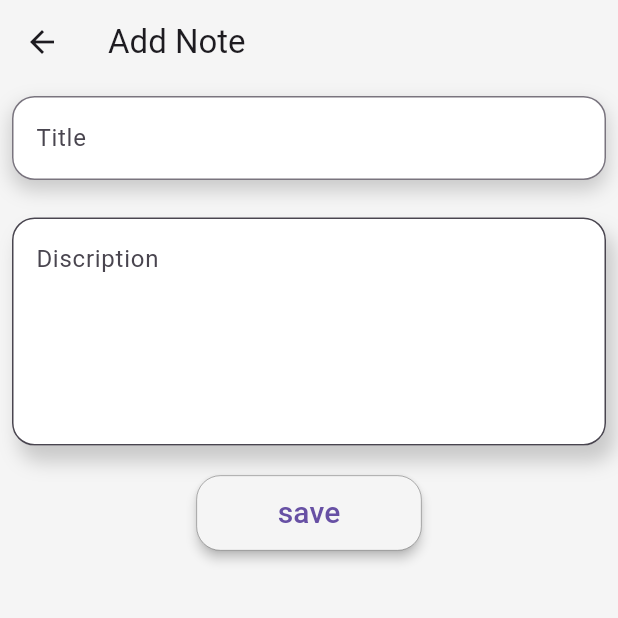
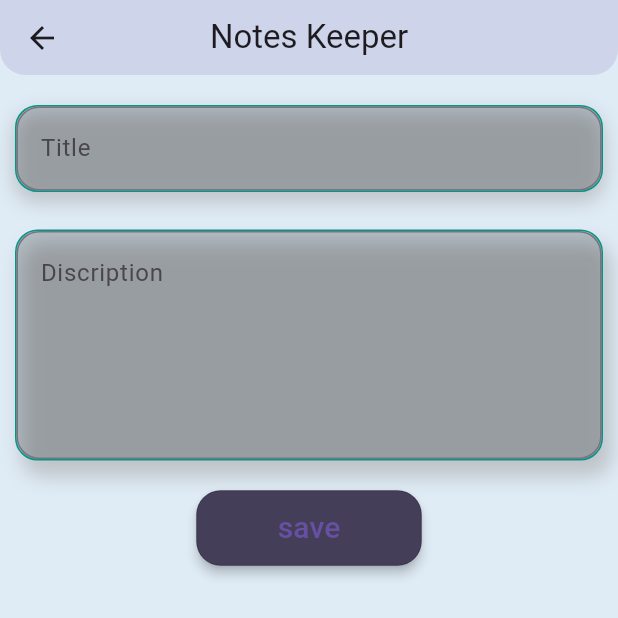
Before and after one commit to MustafaAhmad786/note_keeper-app, a Flutter app: the AddNoteScreen screen opened directly, on a phone screen of 412 x 824 dp, the top half of it. Run offline on Flutter 3.47's test engine with Material 3 defaults, Android fonts, the light colour scheme and no system bars; our stand-ins replace lottie, shared_preferences; accounts and stored records are empty.

Commit message:
customiz app color

```diff
--- /dev/null
+++ b/devtools_options.yaml
@@ -0,0 +1,3 @@
+description: This file stores settings for Dart & Flutter DevTools.
+documentation: https://docs.flutter.dev/tools/devtools/extensions#configure-extension-enablement-states
+extensions:
--- a/lib/main.dart
+++ b/lib/main.dart
@@ -13,11 +13,7 @@ void main() async {
 }
 
 class MyApp extends StatelessWidget {
-   MyApp({super.key});
-final ThemeData lightTheme=ThemeData(
-  brightness: Brightness.dark,
-  primaryColor:Colors.blue,
-);
+  MyApp({super.key});
   @override
   Widget build(BuildContext context) {
     return MaterialApp(
@@ -25,7 +21,7 @@ final ThemeData lightTheme=ThemeData(
         primaryColor: Color(0xFF1976D2),
         scaffoldBackgroundColor: Color(0xFFF5F5F5),
         inputDecorationTheme: InputDecorationTheme(
-          border: OutlineInputBorder(),
+          border: OutlineInputBorder(borderRadius: BorderRadius.circular(15)),
         ),
         textTheme: TextTheme(bodyMedium: TextStyle(color: Colors.black54)),
       ),
--- a/lib/providers/note_provider.dart
+++ b/lib/providers/note_provider.dart
@@ -4,8 +4,6 @@ import 'package:marfah_tech/models/note.dart';
 import 'package:shared_preferences/shared_preferences.dart';
 
 class NoteProvider with ChangeNotifier {
-
-
   List<Note> _notes = [];
 
   List<Note> get notes => _notes;
@@ -27,7 +25,8 @@ class NoteProvider with ChangeNotifier {
     saveNotes();
     notifyListeners();
   }
-    Future<void> saveNotes() async {
+
+  Future<void> saveNotes() async {
     final prefs = await SharedPreferences.getInstance();
     final notesDate = _notes.map((note) => note.toMap()).toList();
     final jsonString = jsonEncode(notesDate);
--- a/lib/screens/add_note_screen.dart
+++ b/lib/screens/add_note_screen.dart
@@ -15,21 +15,34 @@ class AddNoteScreen extends StatelessWidget {
 
   @override
   Widget build(BuildContext context) {
-    return Scaffold(
-      appBar: AppBar(
-        title: Text("Add Note"),
+    return SafeArea(
+      child: Scaffold(
+        extendBodyBehindAppBar: true,
+        appBar: PreferredSize(
+          preferredSize: Size.fromHeight(50),
+          child: ClipRRect(
+            borderRadius: BorderRadius.vertical(bottom: Radius.circular(17)),
+            child: AppBar(
+              elevation: 30,
+              centerTitle: true,
+              title: Text("Notes Keeper"),
               backgroundColor: Colors.transparent,
+            ),
+          ),
         ),
         body: SingleChildScrollView(
           child: Container(
+            color: Colors.blue.withOpacity(0.1),
+            height: MediaQuery.of(context).size.height / 1.0,
             child: Padding(
-            padding: const EdgeInsets.all(8.0),
+              padding: const EdgeInsets.symmetric(vertical: 70, horizontal: 10),
               child: Column(
                 children: [
                   Container(
                     decoration: BoxDecoration(
                       borderRadius: BorderRadius.circular(15),
-                    color: Colors.white,
+                      color: Colors.black.withOpacity(0.2),
+                      border: Border.all(width: 1.0, color: Colors.teal),
                       boxShadow: [
                         BoxShadow(
                           color: Colors.grey.withOpacity(0.5),
@@ -42,10 +55,9 @@ class AddNoteScreen extends StatelessWidget {
                     child: TextFormField(
                       controller: titleController,
                       decoration: InputDecoration(
+                        hintStyle: TextStyle(color: Colors.grey),
                         hintText: "Title",
-                      border: OutlineInputBorder(
-                        borderRadius: BorderRadius.circular(15),
-                      ),
+                        labelText: "Title",
                       ),
                     ),
                   ),
@@ -53,6 +65,9 @@ class AddNoteScreen extends StatelessWidget {
 
                   Container(
                     decoration: BoxDecoration(
+                      borderRadius: BorderRadius.circular(15),
+                      color: Colors.black.withOpacity(0.2),
+                      border: Border.all(width: 1.0, color: Colors.teal),
                       boxShadow: [
                         BoxShadow(
                           color: Colors.grey.withOpacity(0.5),
@@ -61,20 +76,15 @@ class AddNoteScreen extends StatelessWidget {
                           offset: Offset(5, 10),
                         ),
                       ],
-                    color: Colors.white,
-                    borderRadius: BorderRadius.circular(15),
                     ),
                     child: TextFormField(
                       controller: discriptionController,
                       maxLines: 5,
-
                       decoration: InputDecoration(
                         hintText: "Discription",
-                      filled: true,
-                      fillColor: Colors.white,
-                      border: OutlineInputBorder(
-                        borderRadius: BorderRadius.circular(15),
-                      ),
+                        hintStyle: TextStyle(color: Colors.grey),
+                        labelText: "Discription",
+                        alignLabelWithHint: true,
                       ),
                     ),
                   ),
@@ -82,9 +92,9 @@ class AddNoteScreen extends StatelessWidget {
                   ElevatedButton(
                     onPressed: () {
                       if (titleController.text.trim().isEmpty) {
-                      ScaffoldMessenger.of(
-                        context,
-                      ).showSnackBar(SnackBar(content: Text("Title require")));
+                        ScaffoldMessenger.of(context).showSnackBar(
+                          SnackBar(content: Text("Title require")),
+                        );
                       } else {
                         final newNotes = Note(
                           title: titleController.text,
@@ -100,7 +110,7 @@ class AddNoteScreen extends StatelessWidget {
                     child: Text("save", style: TextStyle(fontSize: 20)),
 
                     style: ElevatedButton.styleFrom(
-                    backgroundColor: Color(0xFFF5F5F5),
+                      backgroundColor: const Color.fromARGB(255, 68, 62, 88),
                       elevation: 3,
                       minimumSize: Size(150, 50),
                       shape: RoundedRectangleBorder(
@@ -114,6 +124,7 @@ class AddNoteScreen extends StatelessWidget {
             ),
           ),
         ),
+      ),
     );
   }
 }
--- a/pubspec.yaml
+++ b/pubspec.yaml
@@ -2,7 +2,7 @@ name: marfah_tech
 description: "A new Flutter project."
 # The following line prevents the package from being accidentally published to
 # pub.dev using `flutter pub publish`. This is preferred for private packages.
-publish_to: 'none' # Remove this line if you wish to publish to pub.dev
+publish_to: "none" # Remove this line if you wish to publish to pub.dev
 
 # The following defines the version and build number for your application.
 # A version number is three numbers separated by dots, like 1.2.43
@@ -38,6 +38,8 @@ dependencies:
   cached_network_image: ^3.4.1
   provider: ^6.1.5
   shared_preferences: ^2.5.3
+  rename: ^3.1.0
+  inner_shadow_widget: ^0.0.3
 
 dev_dependencies:
   flutter_test:
@@ -55,7 +57,6 @@ dev_dependencies:
 
 # The following section is specific to Flutter packages.
 flutter:
-
   # The following line ensures that the Material Icons font is
   # included with your application, so that you can use the icons in
   # the material Icons class.
```
Also changed, not shown: lib/screens/edit_note_screen.dart (+28 -17 lines), lib/screens/home_screen.dart (+13 -54 lines), lib/widgets/note_cards.dart (+15 -10 lines), pubspec.lock. Lines whose indentation alone changed are shown as unchanged.
